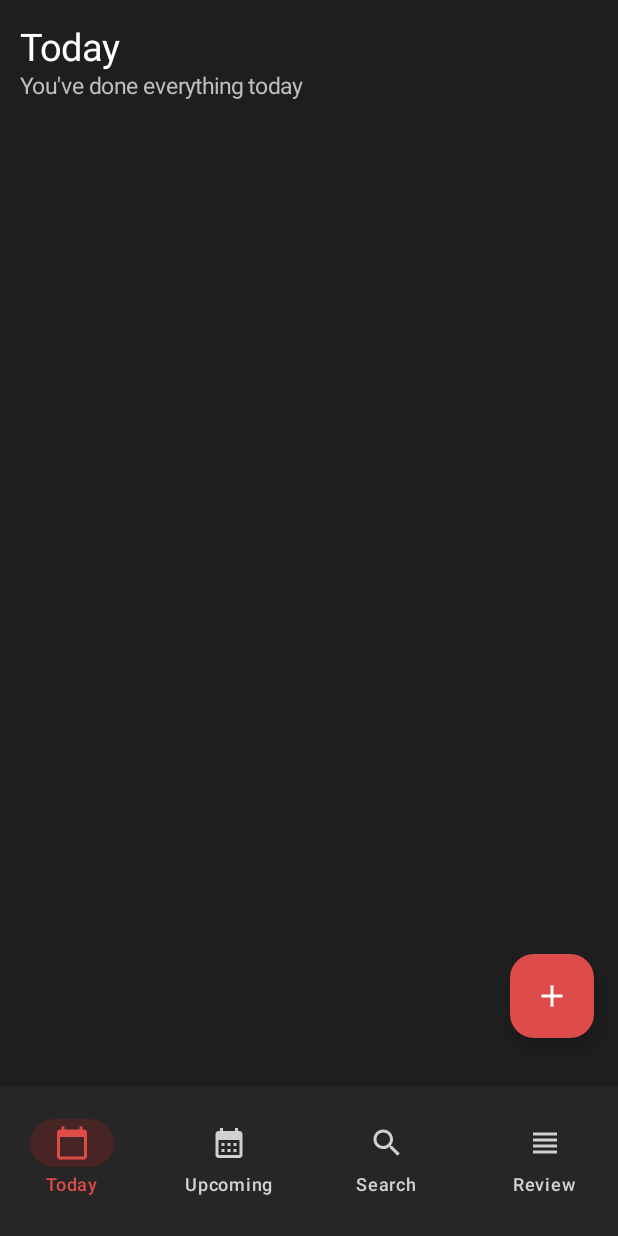
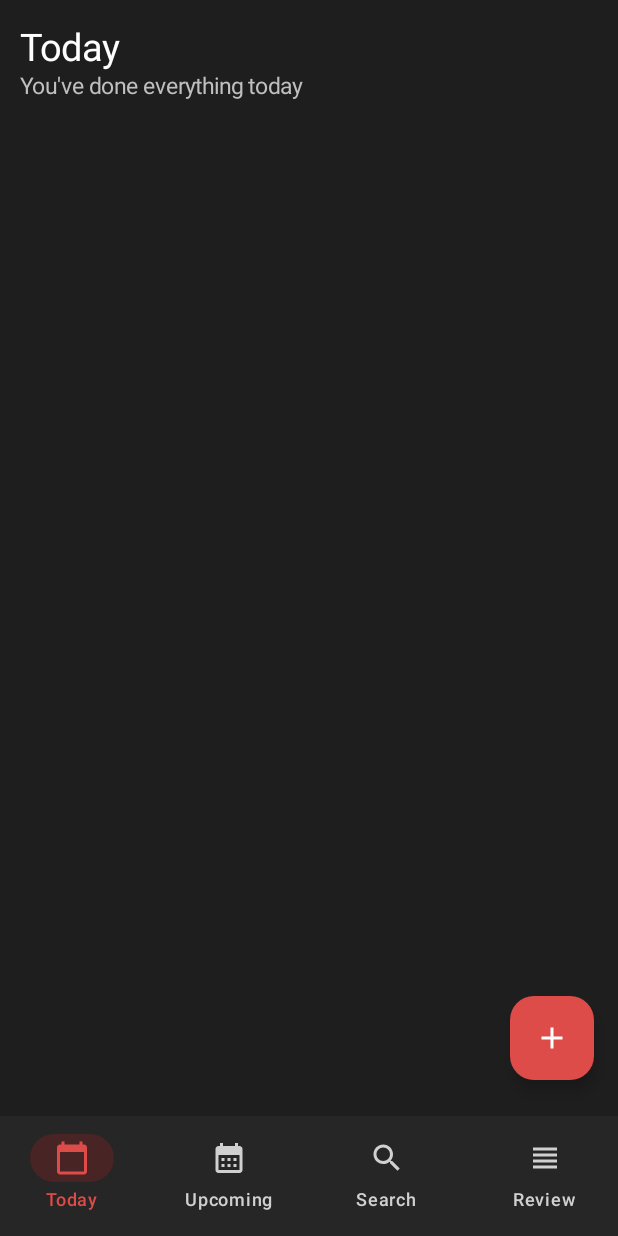
Before and after one commit to DTIXD/Everyday-Tasks, an Android app built with Jetpack Compose: the screen it shows after launch (MainActivity), after a tap on "Log in", on a phone screen of 412 x 824 dp. Run offline under Robolectric (Android 15) with nearby library versions, the phone set to English and light mode, and no system bars; our stand-ins replace Firebase (no records; nobody signed in at launch, a user with empty details on screens opened directly).

Commit message:
Fixed StatusBarColor And EveryDay Tasks Logic

```diff
--- a/app/src/main/java/com/example/everydaytasks/MainActivity.kt
+++ b/app/src/main/java/com/example/everydaytasks/MainActivity.kt
@@ -73,7 +73,7 @@ class MainActivity : ComponentActivity() {
                                 },
                                 containerColor = AddButtonBGColor,
                                 modifier = Modifier
-                                    .offset(y = (-16).dp)
+                                    .offset(y = (-8).dp)
                             ) {
                                 Icon(
                                     imageVector = Icons.Default.Add,
@@ -91,7 +91,6 @@ class MainActivity : ComponentActivity() {
                                 modifier = Modifier
                                     .fillMaxWidth()
                                     .background(BottomMenuColor)
-                                    .padding(vertical = 10.dp)
                             ) {
                                 BottomMenu(
                                     onTodayClick = {
--- a/app/src/main/java/com/example/everydaytasks/ui/theme/progress/ProgressScreen.kt
+++ b/app/src/main/java/com/example/everydaytasks/ui/theme/progress/ProgressScreen.kt
@@ -94,7 +94,8 @@ fun ProgressPage(
                 text =
                     if (
                         list.value.count {
-                            it.category == "Today"
+                            it.category == "Today" &&
+                            it.dayAdded == today.toString()
                         }
                         == 0
                     ) "You've done everything today"
@@ -144,7 +145,8 @@ fun ProgressPage(
                                 progressScreenDataObject.daySelected,
                                 progressScreenDataObject.category,
                                 false,
-                                lastAdded = today.toString()
+                                progressScreenDataObject.lastAdded,
+                                progressScreenDataObject.firstAdd
                             )
                         )
                 }
@@ -200,7 +202,8 @@ fun ProgressPage(
                                                         progressScreenDataObject.daySelected,
                                                         progressScreenDataObject.category,
                                                         progressScreenDataObject.wasAdded,
-                                                        progressScreenDataObject.lastAdded
+                                                        progressScreenDataObject.lastAdded,
+                                                        progressScreenDataObject.firstAdd
                                                     )
                                                 )
                                         },
@@ -247,10 +250,12 @@ fun ProgressPage(
                         }
                     }
                 } else if (
-                    progressScreenDataObject.daySelected
-                    >= progressScreenDataObject.dayAdded
+                    progressScreenDataObject.lastAdded
+                    < today.toString()
                     && progressScreenDataObject.wasAdded
                     == false
+                    && progressScreenDataObject.category
+                    == "EveryDay"
                 ) {
                     fs.collection("tasks")
                         .document(progressScreenDataObject.key).set(
@@ -262,7 +267,8 @@ fun ProgressPage(
                                 progressScreenDataObject.daySelected,
                                 progressScreenDataObject.category,
                                 true,
-                                today.toString()
+                                today.toString(),
+                                progressScreenDataObject.firstAdd + 1
                             )
                         )
                     val key = fs.collection("tasks")
@@ -273,11 +279,15 @@ fun ProgressPage(
                                 progressScreenDataObject.newTask,
                                 progressScreenDataObject.isCompleted,
                                 key,
-                                progressScreenDataObject.daySelected,
+                                LocalDate.now().plusDays(
+                                    if (progressScreenDataObject.firstAdd == 1) 0
+                                    else 1
+                                ).toString(),
                                 progressScreenDataObject.daySelected,
                                 "Today",
                                 true,
-                                progressScreenDataObject.lastAdded
+                                progressScreenDataObject.lastAdded,
+                                progressScreenDataObject.firstAdd
                             )
                         )
 
--- a/app/src/main/java/com/example/everydaytasks/ui/theme/progress/ProgressScreenDataObject.kt
+++ b/app/src/main/java/com/example/everydaytasks/ui/theme/progress/ProgressScreenDataObject.kt
@@ -13,5 +13,6 @@ data class ProgressScreenDataObject(
     val daySelected: String = "",
     val category: String = "",
     val wasAdded: Boolean = false,
-    val lastAdded: String = ""
+    val lastAdded: String = "",
+    val firstAdd: Int = 1
 )
--- a/app/src/main/res/values/colors.xml
+++ b/app/src/main/res/values/colors.xml
@@ -7,4 +7,5 @@
     <color name="teal_700">#FF018786</color>
     <color name="black">#FF000000</color>
     <color name="white">#FFFFFFFF</color>
+    <color name="BottomMenuColor">#262626</color>
 </resources>
--- a/app/src/main/res/values/themes.xml
+++ b/app/src/main/res/values/themes.xml
@@ -1,5 +1,7 @@
 <?xml version="1.0" encoding="utf-8"?>
 <resources>
 
-    <style name="Theme.EverydayTasks" parent="android:Theme.Material.Light.NoActionBar" />
+    <style name="Theme.EverydayTasks" parent="android:Theme.Material.Light.NoActionBar">
+        <item name="android:statusBarColor">#262626</item>
+    </style>
 </resources>
```
Also changed, not shown: app/src/main/java/com/example/everydaytasks/ui/theme/adding/AddingScreen.kt (+7 -6 lines).
